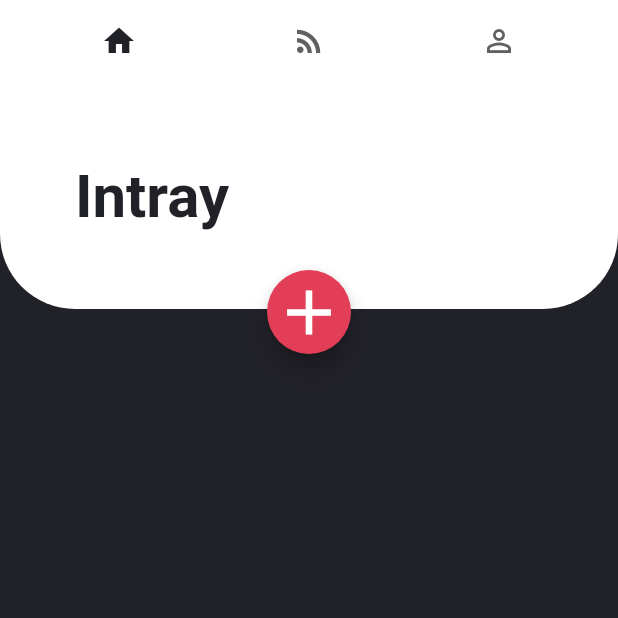
After one commit to Lucxjo/Tasko-flutter, a Flutter app: the screen it shows after launch, on a phone screen of 412 x 824 dp, the top half of it. The commit adds this screen. Run offline on Flutter 3.47's test engine with Material 2 defaults, Android fonts, the phone set to English and light mode, and no system bars; Roboto replaces fonts that are missing (Avenir).

Commit message:
Added basic view for the Intray, currently just a grey screen.

```diff
--- a/lib/views/home.dart
+++ b/lib/views/home.dart
@@ -1,6 +1,7 @@
 import 'package:flutter/material.dart';
 import 'package:tasko/styles/colours.dart';
 import 'package:tasko/styles/text_styles.dart';
+import 'package:tasko/views/intray/intray_view.dart';
 
 class HomeView extends StatefulWidget {
   @override
@@ -17,9 +18,7 @@
             children: <Widget> [
               TabBarView(
                 children: [
-                  new Container(
-                    color: Colour.darkGrey,
-                  ),
+                  IntrayView(),
                   new Container(color: Colors.orange,),
                   new Container(
                     color: Colors.lightGreen,
--- /dev/null
+++ b/lib/views/intray/intray_view.dart
@@ -0,0 +1,16 @@
+import 'package:flutter/material.dart';
+import 'package:tasko/styles/colours.dart';
+
+class IntrayView extends StatefulWidget {
+  @override
+  _IntrayViewState createState() => _IntrayViewState();
+}
+
+class _IntrayViewState extends State<IntrayView> {
+  @override
+  Widget build(BuildContext context) {
+    return Container(
+      color: Colour.darkGrey,
+    );
+  }
+}
```
Also changed, not shown: pubspec.lock.
